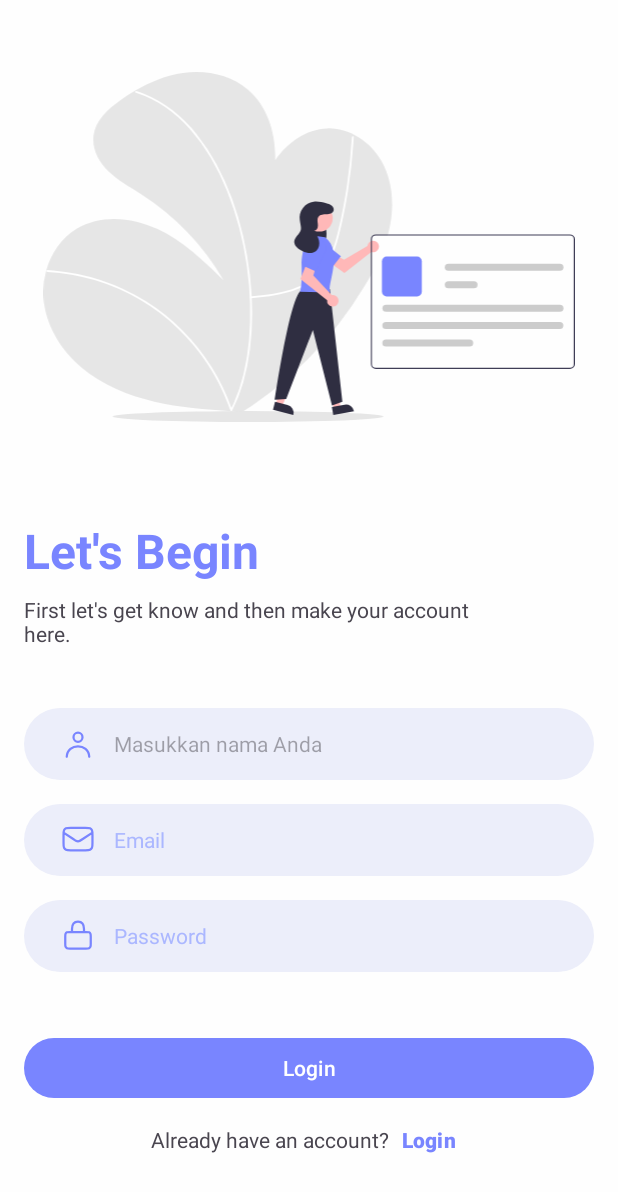
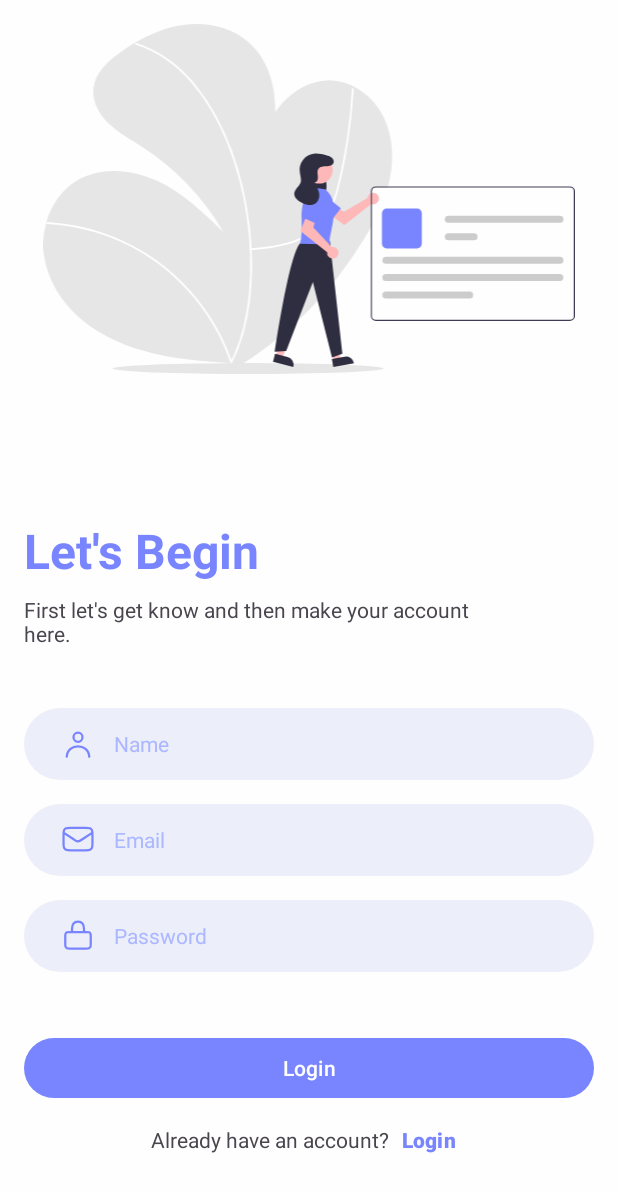
Before and after one commit to xirf/hanashi, an Android app: the screen it shows after launch (AuthActivity), on a phone screen of 412 x 824 dp. Shown: the top 1192 px of the screen. Run offline under Robolectric (Android 15) with nearby library versions, the phone set to English and light mode, and no system bars.

Commit message:
feat: update register

```diff
--- a/app/src/main/java/com/andka/penpal/ui/customview/CleanableEditText.kt
+++ b/app/src/main/java/com/andka/penpal/ui/customview/CleanableEditText.kt
@@ -57,8 +57,12 @@ class CleanableEditText @JvmOverloads constructor(
 
     override fun onDraw(canvas: Canvas) {
         super.onDraw(canvas)
-        hint = "Masukkan nama Anda"
-        textAlignment = View.TEXT_ALIGNMENT_VIEW_START
+        context.apply {
+            background = ContextCompat.getDrawable(this, R.drawable.rounded_background)
+            setTextColor(ContextCompat.getColor(this, R.color.black))
+            setHintTextColor(ContextCompat.getColor(this, R.color.primary_200))
+        }
+        maxLines = 1
     }
 
     private fun showClearButton() {
--- a/app/src/main/res/layout/fragment_register.xml
+++ b/app/src/main/res/layout/fragment_register.xml
@@ -8,15 +8,15 @@
 
     <androidx.constraintlayout.widget.ConstraintLayout
         android:layout_width="match_parent"
-        android:layout_height="match_parent"
-        android:padding="16dp">
+        android:layout_height="match_parent">
 
         <ImageView
             android:id="@+id/imageView"
             android:layout_width="match_parent"
             android:layout_height="0dp"
+            android:layout_margin="16dp"
             android:layout_marginTop="32dp"
-            android:contentDescription="@string/welcome_description"
+            android:contentDescription="@string/welcome_back"
             android:src="@drawable/img_undraw_profile_data"
             app:layout_constraintBottom_toTopOf="@id/mainLayout"
             app:layout_constraintTop_toTopOf="parent" />
@@ -26,6 +26,7 @@
             android:layout_width="match_parent"
             android:layout_height="wrap_content"
             android:orientation="vertical"
+            android:padding="16dp"
             app:layout_constraintBottom_toBottomOf="parent"
             app:layout_constraintLeft_toLeftOf="parent"
             app:layout_constraintRight_toRightOf="parent">
@@ -65,7 +66,7 @@
                     android:drawableStart="@drawable/ic_user_white_24dp"
                     android:drawablePadding="12dp"
                     android:drawableTint="@color/primary"
-                    android:hint="@string/help_email"
+                    android:hint="@string/help_name"
                     android:inputType="textEmailAddress"
                     android:paddingHorizontal="24dp"
                     android:textSize="14sp" />
@@ -136,5 +137,10 @@
                     app:iconPadding="0dp" />
             </LinearLayout>
         </LinearLayout>
+
+        <include
+            android:id="@+id/loading"
+            layout="@layout/loading_components"
+            android:visibility="gone" />
     </androidx.constraintlayout.widget.ConstraintLayout>
 </RelativeLayout>
--- a/app/src/main/res/values/strings.xml
+++ b/app/src/main/res/values/strings.xml
@@ -1,20 +1,19 @@
 <resources>
     <string name="app_name">Pen Pal</string>
+    <string name="error_insecure_password">Password is too short. Please enter at least 8 characters.</string>
+    <string name="error_invalid_email">The email address you entered is not valid. Please try again.</string>
+    <string name="have_account">Already have an account?</string>
     <string name="hello_blank_fragment">Hello Blank Fragment</string>
-    <string name="error_invalid_email">The email address you entered is not valid. Please try again.</string>
-    <string name="error_insecure_password">Password is too short. Please enter at least 8 characters.</string>
     <string name="help_add_story">add story</string>
+    <string name="help_email">Email</string>
     <string name="help_login_image">Person reading a book</string>
-    <string name="welcome_description">Dive into Captivating Stories\nPersonalized for You</string>
-    <string name="welcome_subheadline">Get lost in captivating worlds, crafted by talented authors. Millions of reads to discover, with new stories added daily</string>
+    <string name="help_name">Name</string>
+    <string name="help_password">Password</string>
+    <string name="login">Login</string>
+    <string name="login_subheadline">Let\'s dive into captivating stories personalized for You</string>
+    <string name="no_account">Don\'t have accout?</string>
     <string name="register">Register</string>
-    <string name="login">Login</string>
-    <string name="welcome_back">Welcome Back!</string>
-    <string name="help_password">Password</string>
-    <string name="help_email">Email</string>
-    <string name="login_subheadline">Let\'s get things ready</string>
-    <string name="no_account">Don\'t have accout?</string>
     <string name="register_headline">Let\'s Begin</string>
     <string name="register_subheadline">First let\'s get know and then make your account here.</string>
-    <string name="have_account">Already have an account?</string>
+    <string name="welcome_back">Welcome Back!</string>
 </resources>
```
Also changed, not shown: app/src/main/res/layout/fragment_login.xml (+9 -5 lines), app/src/main/res/layout/loading_components.xml (added, +17 -0 lines).
